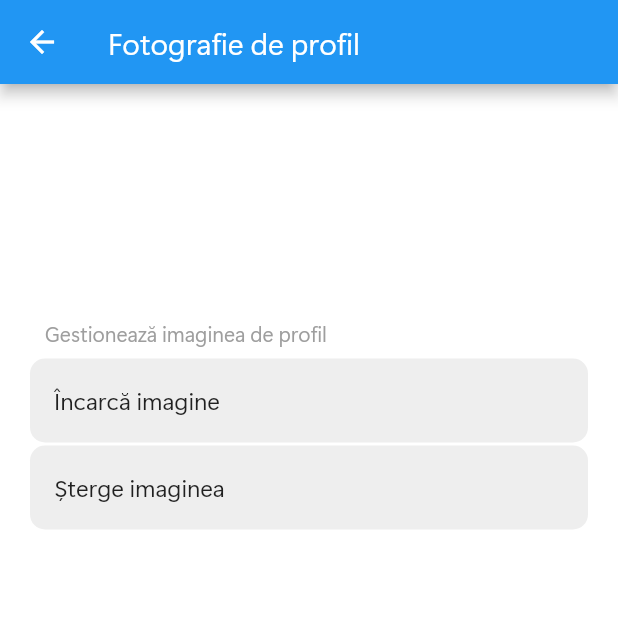
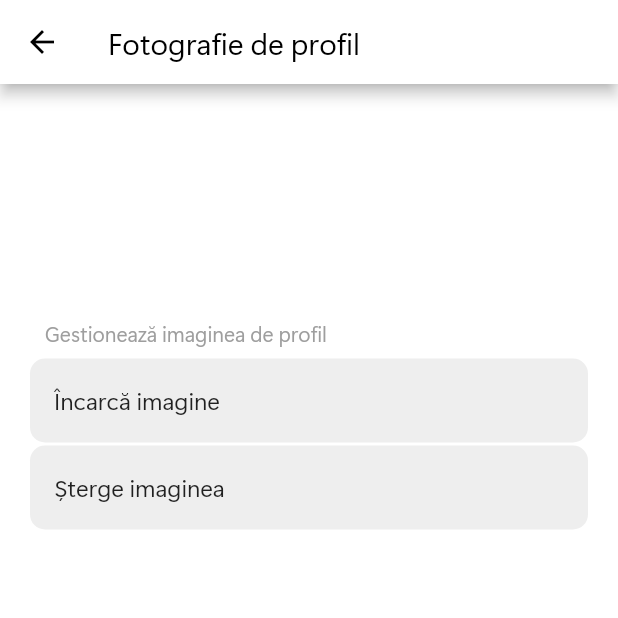
Before and after one commit to iamcosmin/Allo, a Flutter app: the screen it shows once a user with an empty profile is signed in, item 2 of the bottom bar chosen, after a tap on "Fotografie de profil", on a phone screen of 412 x 824 dp, the top half of it. Run offline on Flutter 3.47's test engine with Material 2 defaults, Android fonts, the phone set to English and light mode, and no system bars; our stand-ins replace awesome_notifications, cached_network_image, cloud_firestore, firebase_auth, firebase_core, firebase_messaging and 8 more; missing offline and left inert: in_app_update; accounts and stored records are empty.

Commit message:
Cosmetic improvements

```diff
--- a/lib/components/person_picture.dart
+++ b/lib/components/person_picture.dart
@@ -54,11 +54,12 @@ class PersonPicture extends HookWidget {
           height: radius,
           width: radius,
           decoration: BoxDecoration(color: color, gradient: gradient),
-          child: Align(
-            alignment: Alignment.center,
+          child: Center(
             child: Text(
               initials!,
-              style: TextStyle(fontSize: radius / 2),
+              style: TextStyle(
+                fontSize: radius / 2,
+              ),
             ),
           ),
         ),
--- a/lib/interface/home/chat/chat.dart
+++ b/lib/interface/home/chat/chat.dart
@@ -70,7 +70,7 @@ class Chat extends HookWidget {
                       child: PersonPicture.initials(
                         radius: 37,
                         initials: auth.returnNameInitials(title),
-                        color: Colors.blue,
+                        color: Colors.green,
                       ),
                     ),
                   ),
@@ -114,7 +114,6 @@ class Chat extends HookWidget {
                               .collection('messages')
                               .orderBy('time', descending: true)
                               .limit(20),
-                          physics: const BouncingScrollPhysics(),
                           key: listKey,
                           linear: false,
                           duration: const Duration(milliseconds: 200),
--- a/lib/interface/home/home.dart
+++ b/lib/interface/home/home.dart
@@ -26,17 +26,25 @@ class Home extends HookWidget {
 
     return Scaffold(
       floatingActionButton: FloatingActionButton(
-        onPressed: () => Navigator.of(context)
-            .push(MaterialPageRoute(builder: (context) => CreateChat())),
+        backgroundColor: Colors.grey.shade700,
+        onPressed: null,
         child: const Icon(Icons.add),
       ),
       body: NestedScrollView(
         headerSliverBuilder: (context, ibs) => [
-          const SliverAppBar(
+          SliverAppBar(
             flexibleSpace: FlexibleSpaceBar(
               centerTitle: false,
-              title: Text('Conversații'),
+              title: Text(
+                'Conversații',
+                style: TextStyle(
+                    fontWeight: FontWeight.bold,
+                    color: Theme.of(context).appBarTheme.foregroundColor),
+              ),
               titlePadding: EdgeInsets.only(left: 20, bottom: 15),
+              background: Container(
+                color: Theme.of(context).scaffoldBackgroundColor,
+              ),
             ),
             expandedHeight: 100,
             pinned: true,
@@ -45,9 +53,9 @@ class Home extends HookWidget {
         body: RefreshIndicator(
           triggerMode: RefreshIndicatorTriggerMode.onEdge,
           onRefresh: () async => await chatsMethod.getChatsData(context),
-          child: Padding(
-            padding: const EdgeInsets.all(8.0),
           child: ListView(
+            shrinkWrap: true,
+            padding: const EdgeInsets.only(top: 20),
             children: [
               ListTile(
                 title: const Text('Allo'),
@@ -57,7 +65,7 @@ class Home extends HookWidget {
                     color: Colors.transparent,
                     child: PersonPicture.initials(
                       radius: 50,
-                        color: Colors.blue,
+                      color: Colors.green,
                       initials: auth.returnNameInitials(
                         'Allo',
                       ),
@@ -84,7 +92,7 @@ class Home extends HookWidget {
                           child: PersonPicture.determine(
                             profilePicture: chat['profilepic'],
                             radius: 50,
-                              color: Colors.blue,
+                            color: Colors.green,
                             initials: auth.returnNameInitials(
                               chat['name'],
                             ),
@@ -132,7 +140,6 @@ class Home extends HookWidget {
           ),
         ),
       ),
-      ),
     );
   }
 }
--- a/lib/interface/home/settings.dart
+++ b/lib/interface/home/settings.dart
@@ -34,9 +34,18 @@ class Settings extends HookWidget {
         headerSliverBuilder: (context, i) => [
           SliverAppBar(
             flexibleSpace: FlexibleSpaceBar(
+              background: Container(
+                color: Theme.of(context).scaffoldBackgroundColor,
+              ),
               centerTitle: false,
               title: GestureDetector(
-                  onTap: () => _b(), child: const Text('Setări')),
+                  onTap: () => _b(),
+                  child: Text(
+                    'Setări',
+                    style: TextStyle(
+                        fontWeight: FontWeight.bold,
+                        color: Theme.of(context).appBarTheme.foregroundColor),
+                  )),
               titlePadding: const EdgeInsets.only(left: 20, bottom: 15),
             ),
             expandedHeight: 100,
--- a/lib/interface/home/stack_navigator.dart
+++ b/lib/interface/home/stack_navigator.dart
@@ -43,23 +43,64 @@ class StackNavigator extends HookWidget {
             );
           },
           child: pages[selected.value]),
-      bottomNavigationBar: NavigationBar(
-        labelBehavior: NavigationDestinationLabelBehavior.onlyShowSelected,
-        destinations: const [
-          NavigationDestination(
-            icon: Icon(FluentIcons.home_16_regular),
+      bottomNavigationBar: BottomNavigationBar(
+        showSelectedLabels: false,
+        showUnselectedLabels: false,
+        items: const [
+          BottomNavigationBarItem(
+            icon: Icon(
+              FluentIcons.home_16_regular,
+            ),
             label: 'Acasă',
-            selectedIcon: Icon(FluentIcons.home_16_filled),
+            activeIcon: Icon(
+              FluentIcons.home_16_filled,
+            ),
           ),
-          NavigationDestination(
+          BottomNavigationBarItem(
             icon: Icon(FluentIcons.settings_20_regular),
             label: 'Setări',
-            selectedIcon: Icon(FluentIcons.settings_20_filled),
+            activeIcon: Icon(
+              FluentIcons.settings_20_filled,
+            ),
           )
         ],
-        selectedIndex: selected.value,
-        onDestinationSelected: (index) => selected.value = index,
+        currentIndex: selected.value,
+        onTap: (index) => selected.value = index,
       ),
+
+      // New Navigation Bar Migration
+      // NavigationBar(
+      //   height: 56,
+      //   labelBehavior: NavigationDestinationLabelBehavior.alwaysHide,
+      //   destinations: [
+      //     NavigationDestination(
+      //       icon: const Icon(
+      //         FluentIcons.home_16_regular,
+      //       ),
+      //       label: 'Acasă',
+      //       selectedIcon: Icon(
+      //         FluentIcons.home_16_filled,
+      //         color: Theme.of(context).brightness == Brightness.dark
+      //             ? Colors.black
+      //             : Colors.white,
+      //       ),
+      //     ),
+      //     NavigationDestination(
+      //       icon: const Icon(FluentIcons.settings_20_regular),
+      //       label: 'Setări',
+      //       selectedIcon: Icon(
+      //         FluentIcons.settings_20_filled,
+      //         color: Theme.of(context).brightness == Brightness.dark
+      //             ? Colors.black
+      //             : Colors.white,
+      //       ),
+      //     )
+      //   ],
+      //   selectedIndex: selected.value,
+      //   onDestinationSelected: (index) => selected.value = index,
+      // ),
+      //
+      //
     );
   }
 }
--- a/lib/main.dart
+++ b/lib/main.dart
@@ -117,12 +117,42 @@ class MyApp extends HookWidget {
         performUpdate(context);
       }
     }, []);
-    final theme = useProvider(appThemeProvider);
     final darkState = useProvider(darkMode);
     return MaterialApp(
         title: 'Allo',
+        scrollBehavior: const MaterialScrollBehavior(
+            /* androidOverscrollIndicator: AndroidOverscrollIndicator.stretch*/),
         themeMode: darkState == true ? ThemeMode.dark : ThemeMode.light,
-        theme: theme.getAppThemeData(context, darkState),
+        theme: ThemeData(
+            colorScheme: ColorScheme.fromSwatch(
+                brightness: Brightness.light,
+                accentColor: const Color(0xFF1A76C6)),
+            brightness: Brightness.light,
+            appBarTheme: const AppBarTheme(
+                backgroundColor: Colors.white, foregroundColor: Colors.black),
+            scaffoldBackgroundColor: Colors.white,
+            bottomNavigationBarTheme: BottomNavigationBarThemeData(
+                backgroundColor: Colors.grey.shade300,
+                selectedItemColor: const Color(0xFF1A76C6)),
+            // navigationBarTheme: NavigationBarThemeData(
+            //     indicatorColor: const Color(0xFF1A76C6),
+            //     backgroundColor: Colors.grey.shade300),
+            fontFamily: 'VarDisplay'),
+        darkTheme: ThemeData(
+            colorScheme: ColorScheme.fromSwatch(
+                brightness: Brightness.dark,
+                accentColor: const Color(0xFF49B3EA)),
+            brightness: Brightness.dark,
+            appBarTheme: AppBarTheme(backgroundColor: Colors.grey.shade900),
+            bottomNavigationBarTheme: BottomNavigationBarThemeData(
+                backgroundColor: Colors.grey.shade800,
+                unselectedItemColor: Colors.white,
+                selectedItemColor: const Color(0xFF49B3EA)),
+            // navigationBarTheme: NavigationBarThemeData(
+            //     indicatorColor: const Color(0xFF49B3EA),
+            //     backgroundColor: Colors.grey.shade800),
+            fontFamily: 'VarDisplay',
+            scaffoldBackgroundColor: Colors.black),
         home: StreamBuilder(
           stream: FirebaseAuth.instance.authStateChanges(),
           builder: (context, snap) {
--- a/lib/repositories/theme_repository.dart
+++ b/lib/repositories/theme_repository.dart
@@ -37,38 +37,6 @@ class AppTheme {
         transitionType: SharedAxisTransitionType.scaled,
         fillColor: Colors.transparent),
   };
-
-  ThemeData get kLightTheme {
-    return ThemeData(
-        colorScheme: ColorScheme.fromSwatch(
-            brightness: Brightness.light, accentColor: const Color(0xFF1A76C6)),
-        brightness: Brightness.light,
-        scaffoldBackgroundColor: Colors.white,
-        pageTransitionsTheme: PageTransitionsTheme(
-          builders: builders,
-        ),
-        fontFamily: 'VarDisplay');
-  }
-
-  ThemeData get _kDarkTheme {
-    return ThemeData(
-        colorScheme: ColorScheme.fromSwatch(
-            brightness: Brightness.dark, accentColor: const Color(0xFF49B3EA)),
-        brightness: Brightness.dark,
-        pageTransitionsTheme: PageTransitionsTheme(builders: builders),
-        fontFamily: 'VarDisplay',
-        scaffoldBackgroundColor: Colors.black);
-  }
-
-  ThemeData getAppThemeData(BuildContext context, bool isDarkModeEnabled) {
-    if (isDarkModeEnabled) {
-      return _kDarkTheme;
-    } else if (!isDarkModeEnabled) {
-      return kLightTheme;
-    } else {
-      return kLightTheme;
-    }
-  }
 }
 
 final sharedPreferencesProvider =
--- a/pubspec.yaml
+++ b/pubspec.yaml
@@ -1,7 +1,7 @@
 name: allo
 description: Chat app
 publish_to: 'none'
-version: 1.2.1+134
+version: 1.2.1+137
 
 environment:
   sdk: ">=2.13.0 <3.0.0"
```
Also changed, not shown: lib/components/acrylic.dart (added, +558 -0 lines), pubspec.lock, 3 other files. Lines whose indentation alone changed are shown as unchanged.
